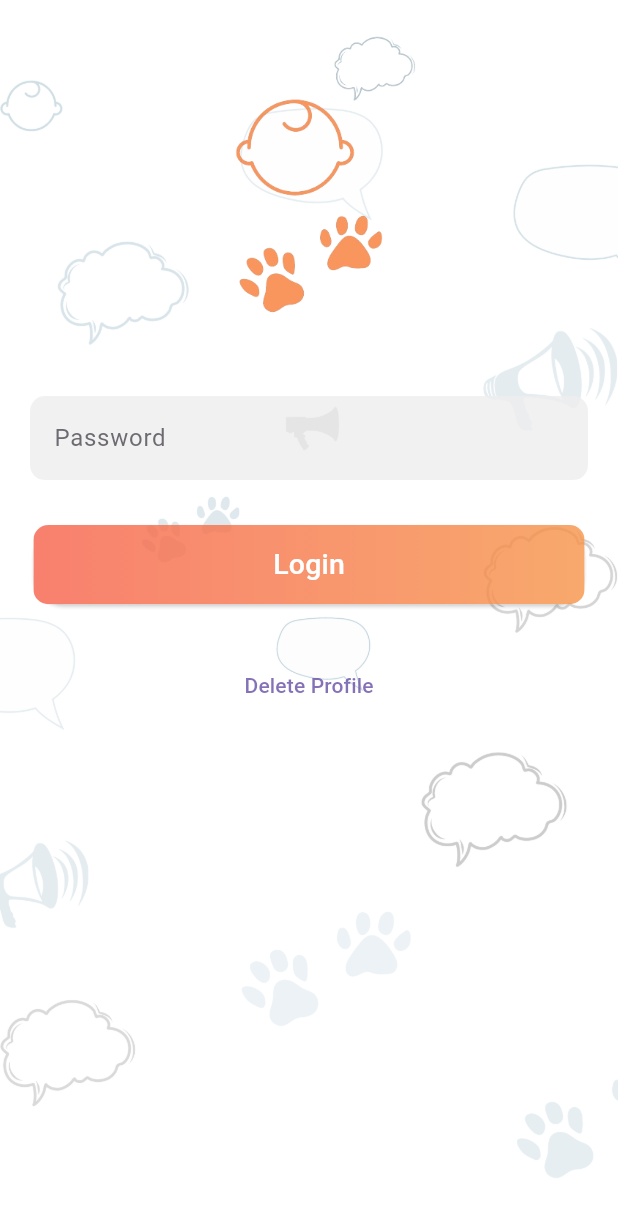
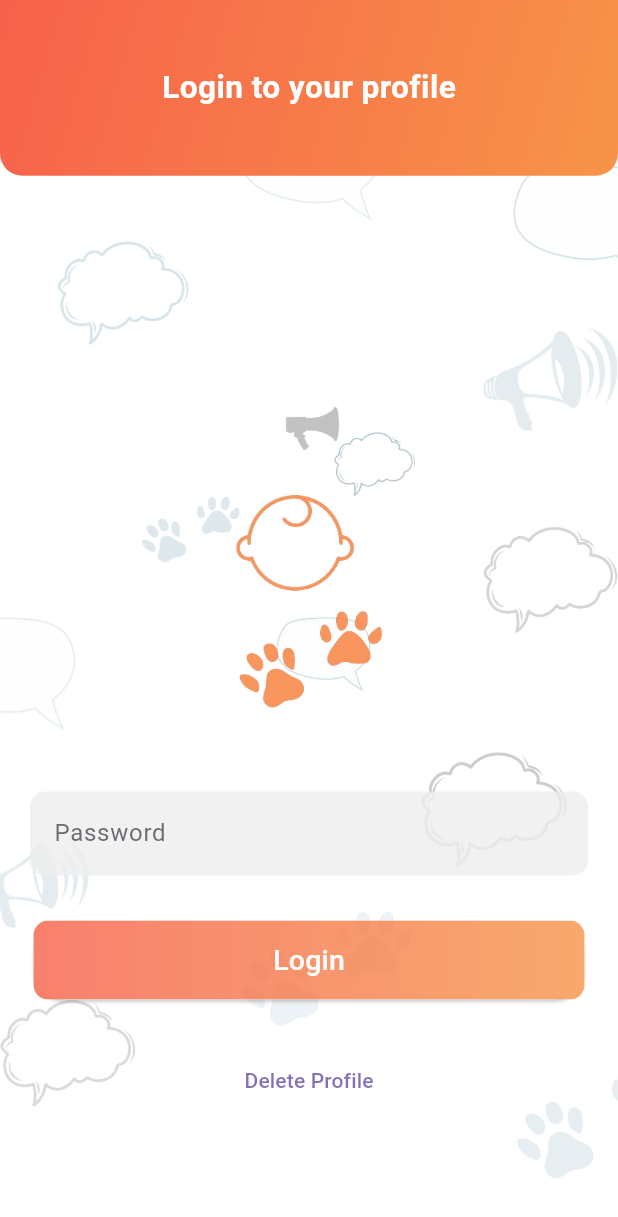
Before and after one commit to hasnainsajid824/PronouncePal, a Flutter app: the ProfilePassword screen opened directly, on a phone screen of 412 x 824 dp. Shown: the top 1217 px of the screen. Run offline on Flutter 3.47's test engine with Material 3 defaults, Android fonts, the light colour scheme and no system bars; our stand-ins replace confetti, flutter_screenutil, flutter_tts, get, rive, shared_preferences and 1 more; accounts and stored records are empty.

Commit message:
Minor fixes

```diff
--- a/lib/Pages/profilepassword_screen.dart
+++ b/lib/Pages/profilepassword_screen.dart
@@ -50,13 +50,41 @@ class _ProfilePasswordState extends State<ProfilePassword> {
               child: SingleChildScrollView(
                 child: Column(
                   children: [
+                    Container(
+            height: 120.h,
+            width: 390.w,
+            decoration: BoxDecoration(
+              borderRadius: BorderRadius.only(
+                bottomLeft: Radius.circular(15),
+                bottomRight: Radius.circular(15),
+              ),
+              gradient: LinearGradient(
+                begin: Alignment.topLeft,
+                end: Alignment.bottomRight,
+                colors: [
+                  Palette.baseElementDark,
+                  Palette.baseElementLight,
+                ],
+              ),
+            ),
+            child: Center(
+              child: Text(
+                'Login to your profile',
+                style: TextStyle(
+                  fontSize: 20.sp,
+                  color: Colors.white,
+                  fontWeight: FontWeight.bold,
+                ),
+              ),
+            ),
+          ),
                     AnimatedOpacity(
                       duration: Duration(milliseconds: 1750),
                       opacity: _opacity,
                       child: Transform.translate(
                         offset: Offset(0, _translationY),
                         child: Padding(
-                          padding: EdgeInsets.only(left: 20, right: 20),
+                          padding: EdgeInsets.only(left: 20, right: 20, top: 150.h),
                           child: Column(
                             children: [
                               SizedBox(
@@ -94,10 +122,8 @@ class _ProfilePasswordState extends State<ProfilePassword> {
                               ),
                               ElevatedButton(
                                 onPressed: () {
-                                  Provider.of<AuthProvider>(context,
-                                          listen: false)
-                                      .loginProfile(
-                                          passwordController.text, context);
+                                  context.read<AuthProvider>().loginProfile(
+                                      passwordController.text, context);
                                 },
                                 style: ElevatedButton.styleFrom(
                                   padding: EdgeInsets.zero,
@@ -132,9 +158,7 @@ class _ProfilePasswordState extends State<ProfilePassword> {
                               ),
                               TextButton(
                                 onPressed: () {
-                                  Provider.of<AuthProvider>(context,
-                                          listen: false)
-                                      .deleteProfile(context);
+                                  context.read<AuthProvider>().deleteProfile(context);
                                 },
                                 child: const Text('Delete Profile'),
                               ),
--- a/lib/Pages/signin_screen.dart
+++ b/lib/Pages/signin_screen.dart
@@ -108,7 +108,7 @@ class _SignInState extends State<SignIn> with SingleTickerProviderStateMixin {
                                     ).createShader(bounds);
                                   },
                                   child: Text(
-                                    "welcome back!",
+                                    "Welcome Back!",
                                     style: TextStyle(
                                       fontSize: 20.58.sp,
                                       fontWeight: FontWeight.w700,
@@ -167,10 +167,10 @@ class _SignInState extends State<SignIn> with SingleTickerProviderStateMixin {
                                           validator: (value) {
                                             if (value == null ||
                                                 value.isEmpty) {
-                                              return 'enter password';
+                                              return 'Enter password';
                                             }
                                             if (value.length < 8) {
-                                              return 'password should be 8 digit';
+                                              return 'Password should be 8 digit';
                                             }
                                             return null;
                                           },
```
Also changed, not shown: lib/Pages/create_profile.dart (+32 -11 lines), lib/Pages/signup_screen.dart (+4 -4 lines), lib/Provider/auth_provider.dart (+4 -5 lines).
